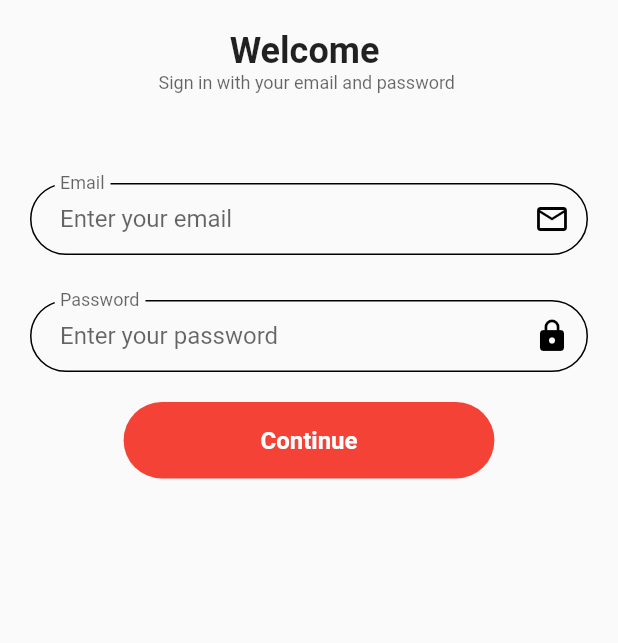
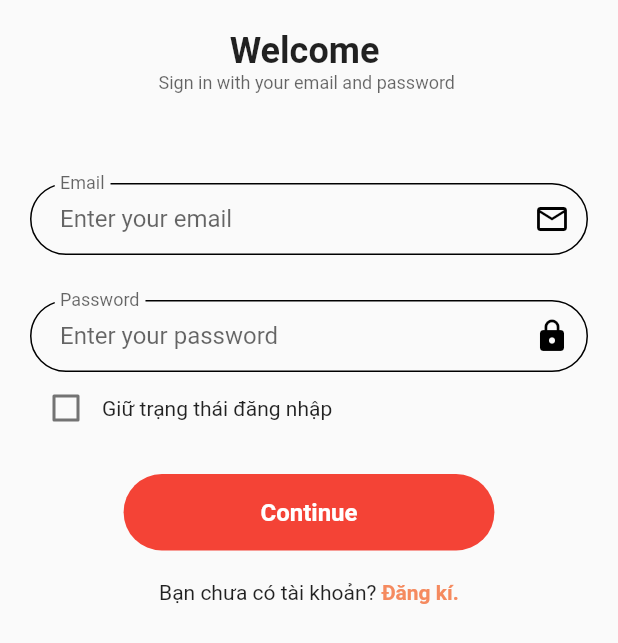
Before and after one commit to anhquantr123/flutter_app_ecommerce_2, a Flutter app: the screen it shows after launch, after a tap on "Tiếp tục", on a phone screen of 412 x 824 dp. Shown: the top 643 px of the screen. Run offline on Flutter 3.47's test engine with Material 2 defaults, Android fonts, the phone set to English and light mode, and no system bars.

Commit message:
add screen sign up

```diff
--- a/lib/screens/sign_in/widget_sign_in/body_sign_in.dart
+++ b/lib/screens/sign_in/widget_sign_in/body_sign_in.dart
@@ -1,5 +1,6 @@
 import 'package:flutter/material.dart';
 import 'package:flutter_app_ecommerce_2/constants/constants_style.dart';
+import 'package:flutter_app_ecommerce_2/constants/screen_export.dart';
 import 'package:flutter_app_ecommerce_2/constants/widget_export.dart';
 
 class Body extends StatefulWidget {
@@ -10,6 +11,7 @@ class Body extends StatefulWidget {
 }
 
 class _BodyState extends State<Body> {
+  bool _checkBox = false;
   @override
   Widget build(BuildContext context) {
     Size size = MediaQuery.of(context).size;
@@ -47,10 +49,41 @@ class _BodyState extends State<Body> {
                   color: blackColor,
                 ),
                 valueChange: (value) => {print(value)}),
+            Padding(
+              padding: const EdgeInsets.only(left: 20),
+              child: Row(
+                children: [
+                  Checkbox(
+                      value: _checkBox,
+                      onChanged: (value) => setState(() {
+                            _checkBox = value!;
+                          })),
+                  Text("Giữ trạng thái đăng nhập")
+                ],
+              ),
+            ),
             RoundButton(
                 text: "Continue",
                 width: size.width * 0.6,
                 ontap: () => {print("you are click ")}),
+            Row(
+              mainAxisAlignment: MainAxisAlignment.center,
+              children: [
+                const Text("Bạn chưa có tài khoản?"),
+                InkWell(
+                  onTap: () {
+                    Navigator.push(
+                        context,
+                        MaterialPageRoute(
+                            builder: (context) => SignUpScreen()));
+                  },
+                  child: const Text(
+                    " Đăng kí.",
+                    style: TextStyle(color: primaryColor, fontWeight: fontBold),
+                  ),
+                )
+              ],
+            )
           ],
         ),
       ),
```
Also changed, not shown: lib/screens/sign_in/sign_up_screen.dart (+74 -1 lines).
